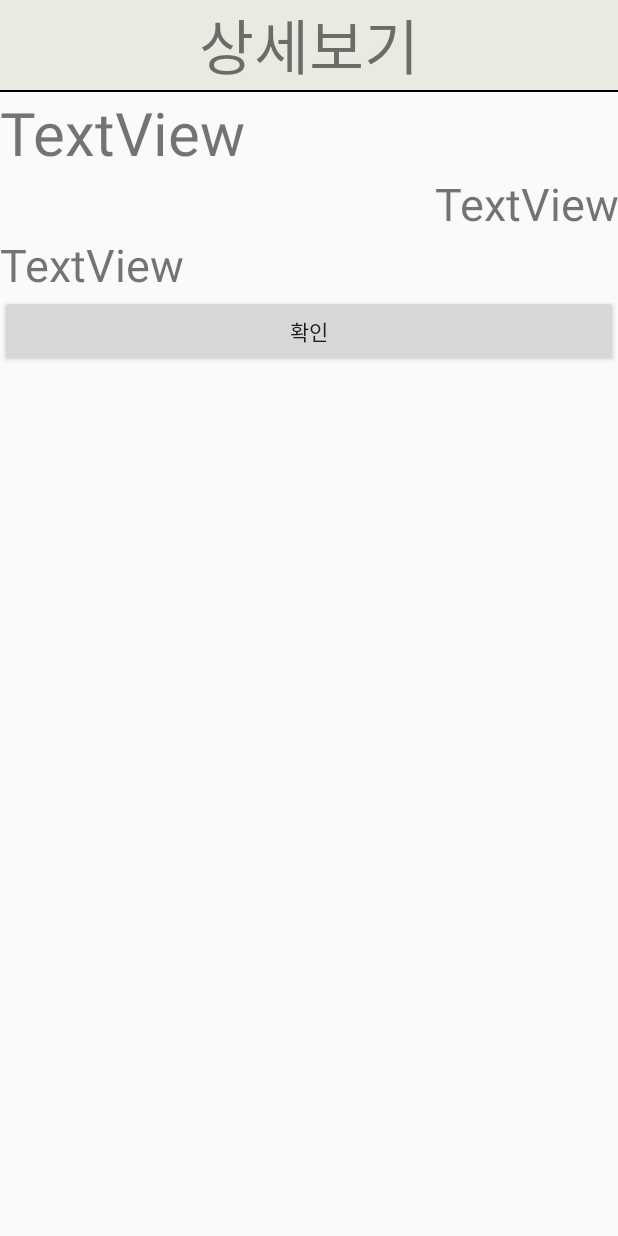
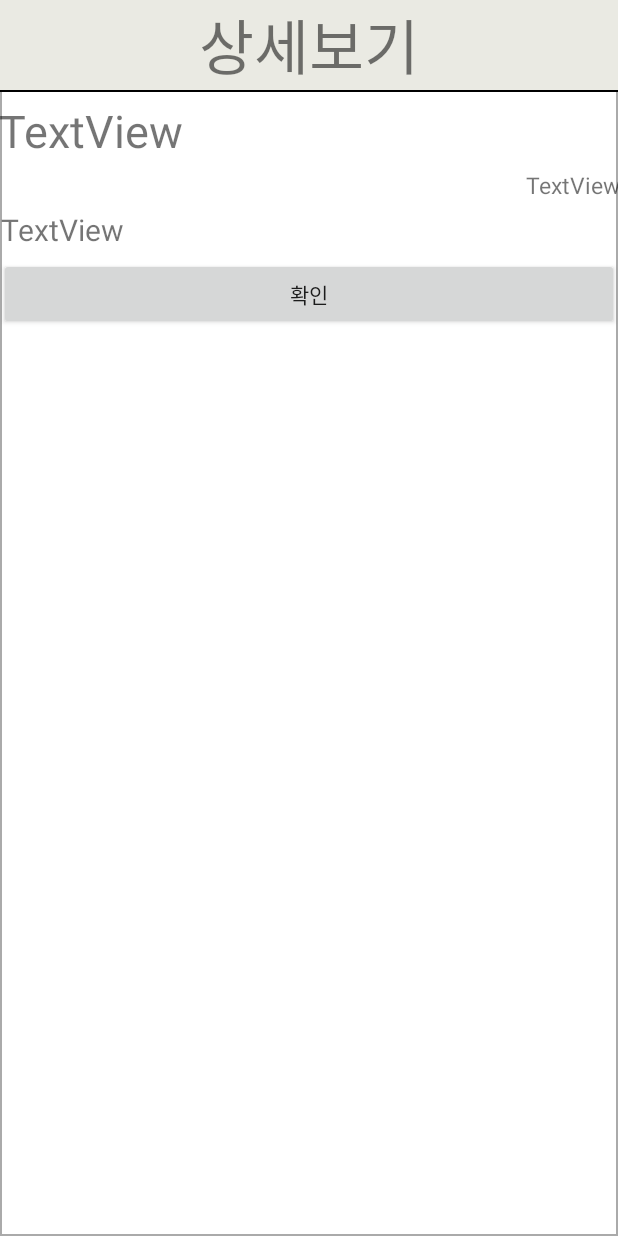
Before and after one commit to mugon-dev/Emotional-Diary, an Android app: the layout custom_dialog.xml on its own in the app's theme, with its tools: preview values and no code run, on a phone screen of 412 x 824 dp. Run offline under Robolectric (Android 15) with nearby library versions, the phone set to English and light mode, and no system bars.

Commit message:
그룹 상세보기 디자인 수정

```diff
--- /dev/null
+++ b/Emotion_dairy_android/app/src/main/res/drawable-v24/layout.xml
@@ -0,0 +1,20 @@
+<?xml version="1.0" encoding="utf-8"?>
+<shape
+    xmlns:android="http://schemas.android.com/apk/res/android"
+    android:shape="rectangle">
+
+    <!-- 테두리 내부 색상 설정 -->
+    <solid android:color="@android:color/white" />
+
+    <!-- 테두리 내부 여백 설정 -->
+    <padding
+        android:bottom="-1dp"
+        android:right="-1dp"
+        android:left="-1dp"/>
+
+    <!-- 테두리 설정: 두께, 색상 -->
+    <stroke
+        android:width="1dp"
+        android:color="@android:color/darker_gray" />
+
+</shape>
--- a/Emotion_dairy_android/app/src/main/res/layout/custom_dialog.xml
+++ b/Emotion_dairy_android/app/src/main/res/layout/custom_dialog.xml
@@ -2,8 +2,18 @@
 <LinearLayout xmlns:android="http://schemas.android.com/apk/res/android"
     android:layout_width="match_parent"
     android:layout_height="match_parent"
+android:background="@drawable/layout"
     android:orientation="vertical">
 
+
+    <ScrollView
+        android:layout_width="match_parent"
+        android:layout_height="match_parent">
+
+        <LinearLayout
+            android:layout_width="match_parent"
+            android:layout_height="wrap_content"
+            android:orientation="vertical" >
         <TextView
             android:id="@+id/textView20"
             android:layout_width="match_parent"
@@ -20,29 +30,41 @@
         <TextView
             android:id="@+id/di_title"
             android:layout_width="match_parent"
+            android:layout_marginRight="1dp"
             android:layout_height="wrap_content"
-        android:textSize="40dp"
+            android:textSize="30dp"
+            android:layout_marginTop="5dp"
             android:text="TextView" />
 
         <TextView
             android:id="@+id/di_name"
             android:layout_width="match_parent"
             android:layout_height="wrap_content"
-        android:textSize="30dp"
+            android:layout_marginTop="5dp"
+            android:textSize="15dp"
             android:gravity="right"
             android:text="TextView" />
 
         <TextView
             android:id="@+id/di_contents"
             android:layout_width="match_parent"
-        android:textSize="30dp"
+            android:layout_marginTop="5dp"
+            android:layout_marginLeft="1dp"
+            android:layout_marginRight="1dp"
+            android:textSize="20dp"
             android:layout_height="wrap_content"
             android:text="TextView" />
 
         <Button
             android:id="@+id/di_button"
             android:layout_width="match_parent"
+            android:layout_marginTop="5dp"
             android:layout_height="wrap_content"
             android:gravity="center"
             android:text="확인" />
         </LinearLayout>
+    </ScrollView>
+
+
+
+</LinearLayout>
```
Lines whose indentation alone changed are shown as unchanged.
